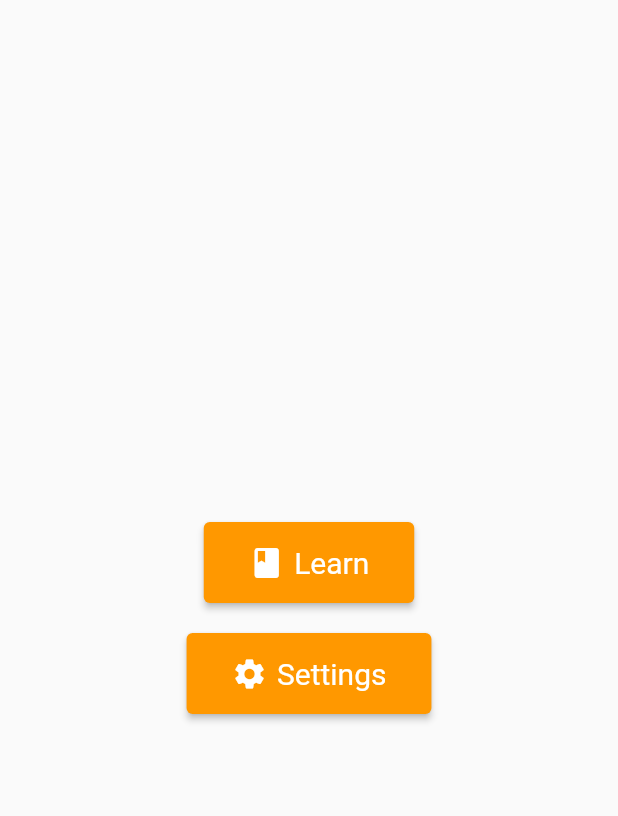
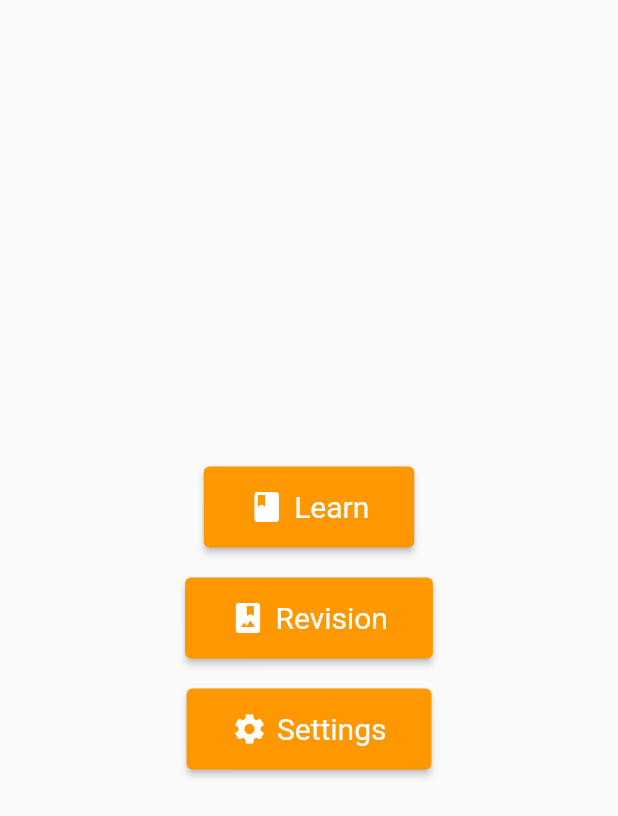
Before and after one commit to hongyu1738/plum_test, a Flutter app: the screen it shows after launch, on a phone screen of 412 x 824 dp. Shown: the top 816 px of the screen. Run offline on Flutter 3.47's test engine with Material 2 defaults, Android fonts, the phone set to English and light mode, and no system bars; our stand-ins replace cloud_firestore, firebase_core, firebase_storage, flutter_speed_dial, flutter_tts, gallery_saver and 2 more; missing offline and left inert: tflite; accounts and stored records are empty.

Commit message:
Added upload image URL to Cloud Firestore
- Added routing to Revision
- Added buttons for Revision
- Added function to upload image to Cloud Storage
- Added function to upload download URL to Cloud Firestore

```diff
--- a/lib/main.dart
+++ b/lib/main.dart
@@ -1,6 +1,7 @@
 import 'package:flutter/material.dart';
 import 'package:plum_test/screens/home/home.dart';
 import 'package:plum_test/screens/learn/camera.dart';
+import 'package:plum_test/screens/revision/revision.dart';
 import 'package:plum_test/screens/settings/settings.dart';
 import 'package:firebase_core/firebase_core.dart';
 
@@ -18,7 +19,8 @@ class MyApp extends StatelessWidget {
       home: Home(),
       routes: {
         '/camera' : (context) => Camera(),
-        '/settings' : (context) => Settings()
+        '/settings' : (context) => Settings(),
+        '/revision' : (context) => Revision(),
       },
     );
   }
--- a/lib/screens/home/home.dart
+++ b/lib/screens/home/home.dart
@@ -28,6 +28,22 @@ class Home extends StatelessWidget {
 
               ElevatedButton.icon(
                   onPressed: (){
+                    Navigator.pushNamed(context, '/revision');
+                  },
+                  icon: Icon(Icons.photo_album_rounded),
+                  label: Text('Revision'),
+                style: ElevatedButton.styleFrom(
+                  // background color
+                    primary: Colors.orange,
+                    padding: EdgeInsets.symmetric(horizontal: 30, vertical: 15),
+                    textStyle: TextStyle(fontSize: 20),
+                )
+              ),
+
+              SizedBox(height: 20),
+
+              ElevatedButton.icon(
+                  onPressed: (){
                     Navigator.pushNamed(context, '/settings');
                   },
                   icon: Icon(Icons.settings),
@@ -38,7 +54,7 @@ class Home extends StatelessWidget {
                     padding: EdgeInsets.symmetric(horizontal: 30, vertical: 15),
                     textStyle: TextStyle(fontSize: 20),
                 )
-              )
+              ),
             ],
           ),
         ),
--- a/pubspec.yaml
+++ b/pubspec.yaml
@@ -39,6 +39,7 @@ dependencies:
   meta: ^1.1.8
   flutter_tts: ^3.2.2
   firebase_core: ^1.4.0
+  scroll_snap_list: ^0.8.2
 
 dev_dependencies:
   flutter_test:
```
Also changed, not shown: lib/screens/learn/camera.dart (+42 -11 lines), lib/screens/revision/revision.dart (added, +31 -0 lines), pubspec.lock.
